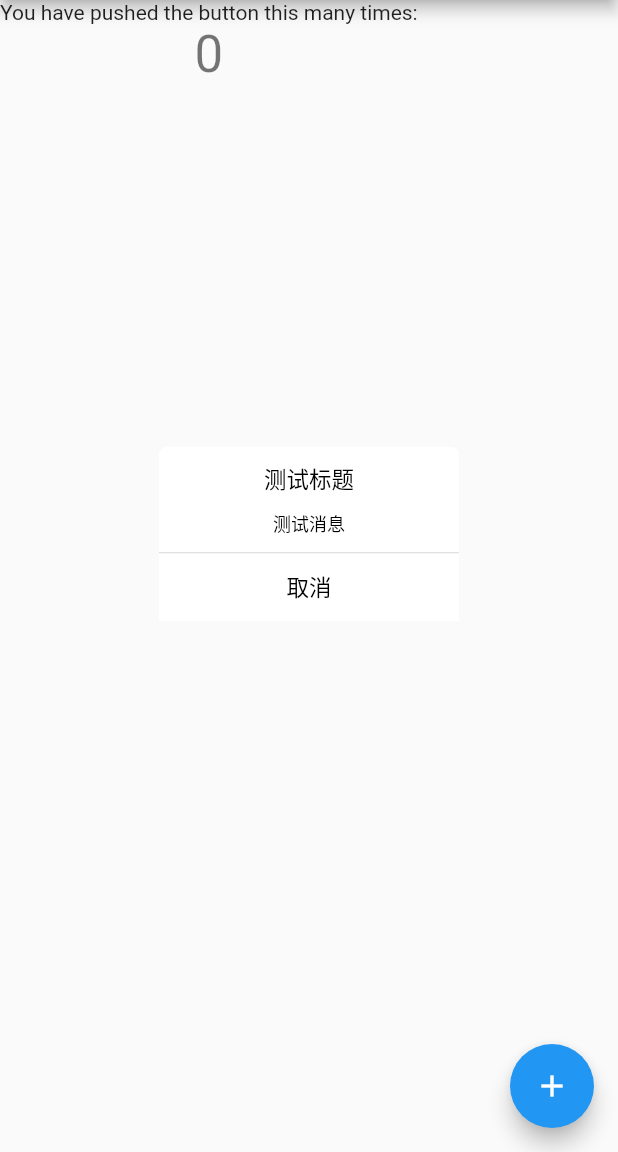
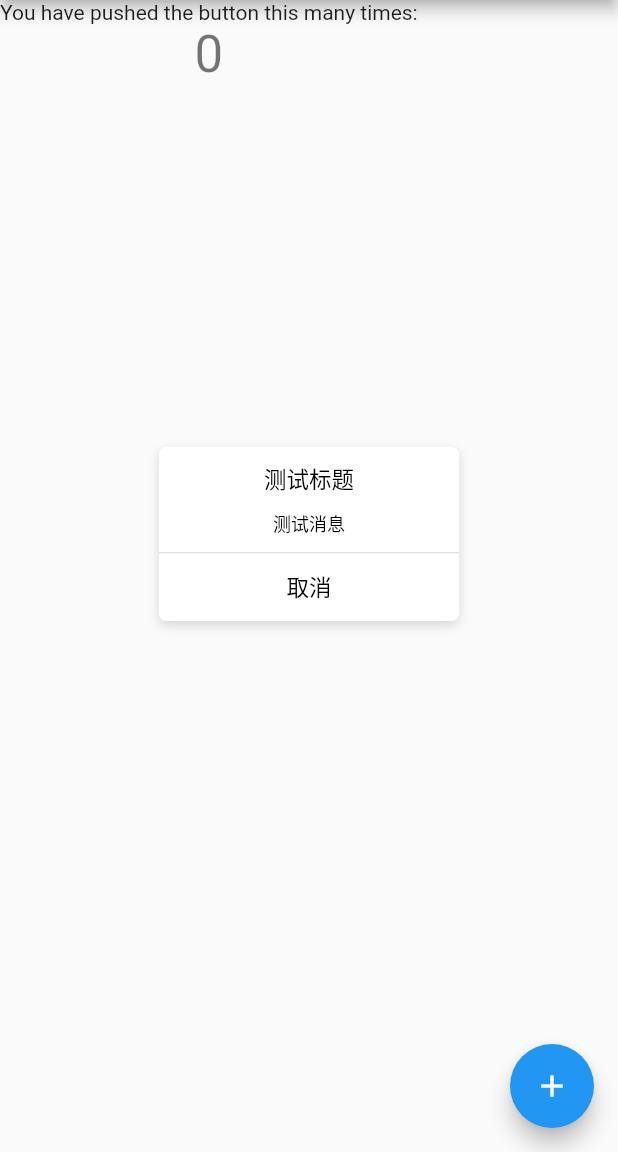
Before and after one commit to milawoai/flutter_globalui, a Flutter app: the screen it shows after launch, after a tap on the "add" icon, on a phone screen of 412 x 824 dp, the part 84-1236 px from its top. Run offline on Flutter 3.47's test engine with Material 2 defaults, Android fonts, the phone set to English and light mode, and no system bars.

Commit message:
0.0.2 fix default modal style，Add Shadow

```diff
--- a/example/pubspec.yaml
+++ b/example/pubspec.yaml
@@ -23,6 +23,7 @@ dependencies:
   # The following adds the Cupertino Icons font to your application.
   # Use with the CupertinoIcons class for iOS style icons.
   cupertino_icons: ^0.1.2
+  # globalui: ^0.0.1
   globalui:
     path: ../
 
--- a/lib/widget/modal/modal_func.dart
+++ b/lib/widget/modal/modal_func.dart
@@ -211,22 +211,36 @@ GuiFuture showModal({
   btnMiddleLineColor ??= theme.btnMiddleLineColor ?? Color(0xDBDBDBDB);
   middleLineHeight ??= theme.middleLineHeight ?? 1.0;
 
-  List<Widget> buttonWidgets = buttonInfos
-      .map((item) => Expanded(
+  List<Widget> buttonWidgets = buttonInfos.asMap().keys.map((index) {
+    ModalButtonInfos item = buttonInfos[index];
+    BorderRadiusGeometry borderRaduis = BorderRadius.zero;
+    if (index == 0) {
+      borderRaduis =  index == buttonInfos.length - 1 ?
+      BorderRadius.only(
+        bottomLeft: Radius.circular(radius),
+        bottomRight: Radius.circular(radius)
+      ) :
+      BorderRadius.only(bottomLeft: Radius.circular(radius));
+    } else if (index == buttonInfos.length - 1) {
+      BorderRadius.only(bottomRight: Radius.circular(radius));
+    }
+    return Expanded(
             flex: 1,
-            child: Container(
-              decoration: BoxDecoration(color: item.backgroundColor),
-              child: GestureDetector(
+            child: GestureDetector(
                   onTap: () {
                     item.onPressed();
                     if (item.isCloseModal) {
                       future?.dismiss();
                     }
                   },
-                  child: Center(child: Text(item.text, style: item.textStyle))),
-            ),
-          ))
-      .toList();
+              child: Container(
+                decoration: BoxDecoration(
+                  color: item.backgroundColor,
+                  borderRadius: borderRaduis,
+                ),
+                child: Center(child: Text(item.text, style: item.textStyle)))
+          ));
+  }).toList();
   Container _buttonArea =
       Container(height: 45, child: Row(children: buttonWidgets));
 
@@ -256,6 +270,13 @@ GuiFuture showModal({
     decoration: BoxDecoration(
       color: backgroundColor,
       borderRadius: BorderRadius.circular(radius),
+      boxShadow: [
+                    BoxShadow(
+                      color: Color(0x22000000),
+                      blurRadius: 5.0,
+                      offset: Offset(0.0, 3.0)
+                    ),
+      ]
     ),
     child: _column,
   );
--- a/pubspec.yaml
+++ b/pubspec.yaml
@@ -1,8 +1,8 @@
 name: globalui
 description: A new Flutter package project.
-version: 0.0.1
-author:
-homepage:
+version: 0.0.2
+author: wulawanshui@gmail.com
+homepage: https://github.com/milawoai/flutter_globalui
 
 environment:
   sdk: ">=2.2.2 <3.0.0"
```
Also changed, not shown: example/pubspec.lock.
